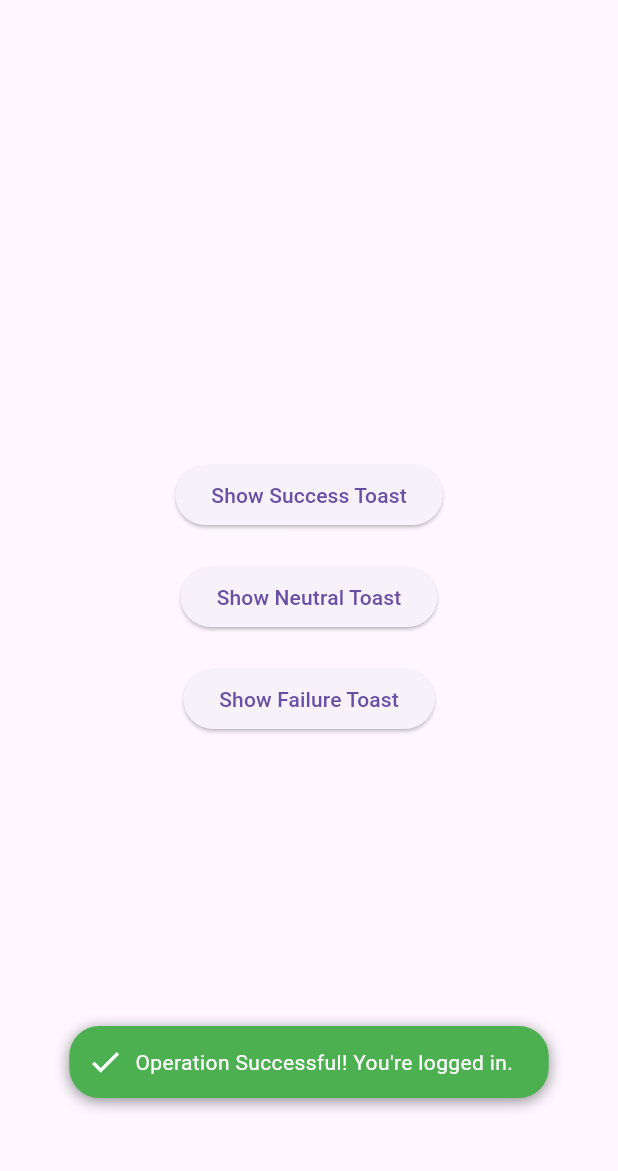
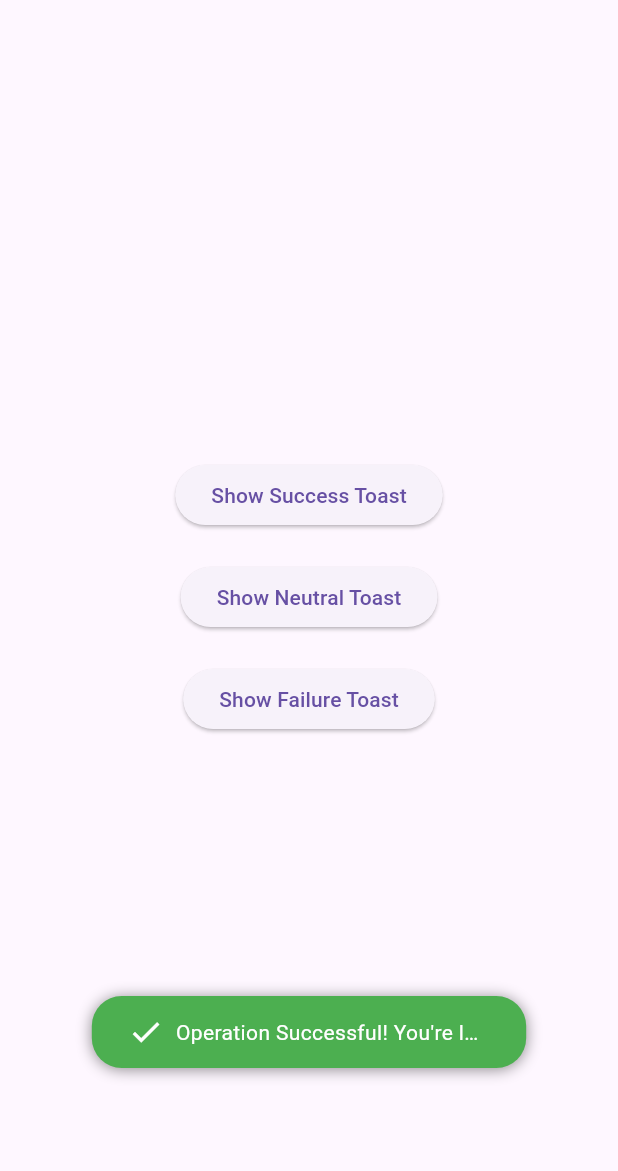
Before and after one commit to paulmorrishhl/genetix_toast_notifications, a Flutter app: the screen it shows after launch, after a tap on "Show Success Toast", on a phone screen of 412 x 824 dp, the part 63-1234 px from its top. Run offline on Flutter 3.47's test engine with Material 3 defaults, Android fonts, the phone set to English and light mode, and no system bars.

Commit message:
added text style capability. Added intrinsic width so that short text doesnt take a load of screen space

```diff
--- a/lib/models/toast_base.dart
+++ b/lib/models/toast_base.dart
@@ -12,6 +12,7 @@ abstract class ToastBase {
   final ToastPosition position;
   final ToastDuration duration;
   final TextAlign textAlign;
+  final TextStyle? textStyle;
 
   ToastBase({
     required this.message,
@@ -20,5 +21,6 @@ abstract class ToastBase {
     this.position = ToastPosition.bottom,
     this.duration = ToastDuration.medium,
     this.textAlign = TextAlign.left,
+    this.textStyle,
   });
 }
--- a/lib/widgets/genetix_toast.dart
+++ b/lib/widgets/genetix_toast.dart
@@ -8,9 +8,17 @@ class GenetixToast extends StatelessWidget {
 
   @override
   Widget build(BuildContext context) {
-    return Container(
-      margin: const EdgeInsets.symmetric(horizontal: 5),
-      padding: const EdgeInsets.symmetric(horizontal: 12, vertical: 12),
+    // Media query to get the screen width.
+    double screenWidth = MediaQuery.of(context).size.width;
+
+    return Center( // Center the toast horizontally
+      child: Container(
+        constraints: BoxConstraints(
+          maxWidth: screenWidth - 60, // Set a maximum width with a margin
+          minWidth: 100, // Minimum width if needed
+        ),
+        margin: const EdgeInsets.all(20), // Margin around the toast for clear spacing
+        padding: const EdgeInsets.symmetric(horizontal: 24, vertical: 12),
         decoration: BoxDecoration(
           color: toast.backgroundColor,
           borderRadius: BorderRadius.circular(20),
@@ -18,24 +26,28 @@ class GenetixToast extends StatelessWidget {
             BoxShadow(
               color: Colors.black45,
               blurRadius: 8,
-            offset: Offset(0, 2),
+              offset: Offset(0, 1),
             ),
           ],
         ),
+        child: IntrinsicWidth(
           child: Row(
             mainAxisSize: MainAxisSize.min,
             children: [
               Icon(toast.icon, color: Colors.white, size: 24),
               const SizedBox(width: 8),
-          Expanded(
-            child: Text(toast.message,
-              maxLines: 4,
-              textAlign: toast.textAlign,
-              style: const TextStyle(color: Colors.white, overflow: TextOverflow.ellipsis),
+              Flexible( // Allows text to wrap if it goes beyond the width
+                child: Text(
+                  toast.message,
+                  softWrap: true,
+                  overflow: TextOverflow.ellipsis,
+                  style: toast.textStyle ?? const TextStyle(color: Colors.white),
                 ),
               ),
             ],
           ),
+        ),
+      ),
     );
   }
 }
```
Lines whose indentation alone changed are shown as unchanged.
